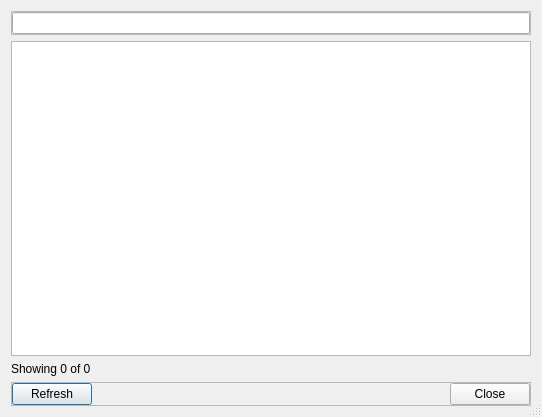
This is forms/repodialogusermanager.ui in 3drepo/3drepogui as Qt 5 draws it before an edit. The edited form follows.
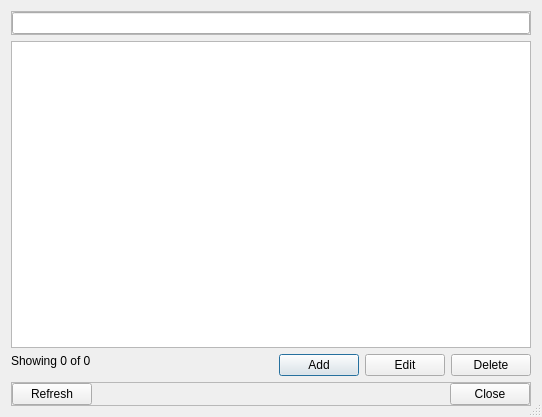
This is the edited form. Custom widgets are drawn as their Qt base class.

What changed in the file:
```diff
--- a/forms/repodialogusermanager.ui
+++ b/forms/repodialogusermanager.ui
@@ -64,13 +64,74 @@
     </widget>
    </item>
    <item>
-    <widget class="QLabel" name="usersCountLabel">
-     <property name="text">
-      <string>Showing 0 of 0</string>
+    <widget class="QFrame" name="frame_2">
+     <property name="frameShape">
+      <enum>QFrame::NoFrame</enum>
      </property>
-     <property name="alignment">
-      <set>Qt::AlignLeading|Qt::AlignLeft|Qt::AlignTop</set>
+     <property name="frameShadow">
+      <enum>QFrame::Raised</enum>
      </property>
+     <property name="lineWidth">
+      <number>0</number>
+     </property>
+     <layout class="QHBoxLayout" name="horizontalLayout_2">
+      <property name="leftMargin">
+       <number>0</number>
+      </property>
+      <property name="topMargin">
+       <number>0</number>
+      </property>
+      <property name="rightMargin">
+       <number>0</number>
+      </property>
+      <property name="bottomMargin">
+       <number>0</number>
+      </property>
+      <item>
+       <widget class="QLabel" name="usersCountLabel">
+        <property name="text">
+         <string>Showing 0 of 0</string>
+        </property>
+        <property name="alignment">
+         <set>Qt::AlignLeading|Qt::AlignLeft|Qt::AlignTop</set>
+        </property>
+       </widget>
+      </item>
+      <item>
+       <spacer name="horizontalSpacer">
+        <property name="orientation">
+         <enum>Qt::Horizontal</enum>
+        </property>
+        <property name="sizeHint" stdset="0">
+         <size>
+          <width>40</width>
+          <height>20</height>
+         </size>
+        </property>
+       </spacer>
+      </item>
+      <item>
+       <widget class="QPushButton" name="pushButton">
+        <property name="text">
+         <string>Add</string>
+        </property>
+       </widget>
+      </item>
+      <item>
+       <widget class="QPushButton" name="pushButton_2">
+        <property name="text">
+         <string>Edit</string>
+        </property>
+       </widget>
+      </item>
+      <item>
+       <widget class="QPushButton" name="pushButton_3">
+        <property name="text">
+         <string>Delete</string>
+        </property>
+       </widget>
+      </item>
+     </layout>
     </widget>
    </item>
    <item>
```
